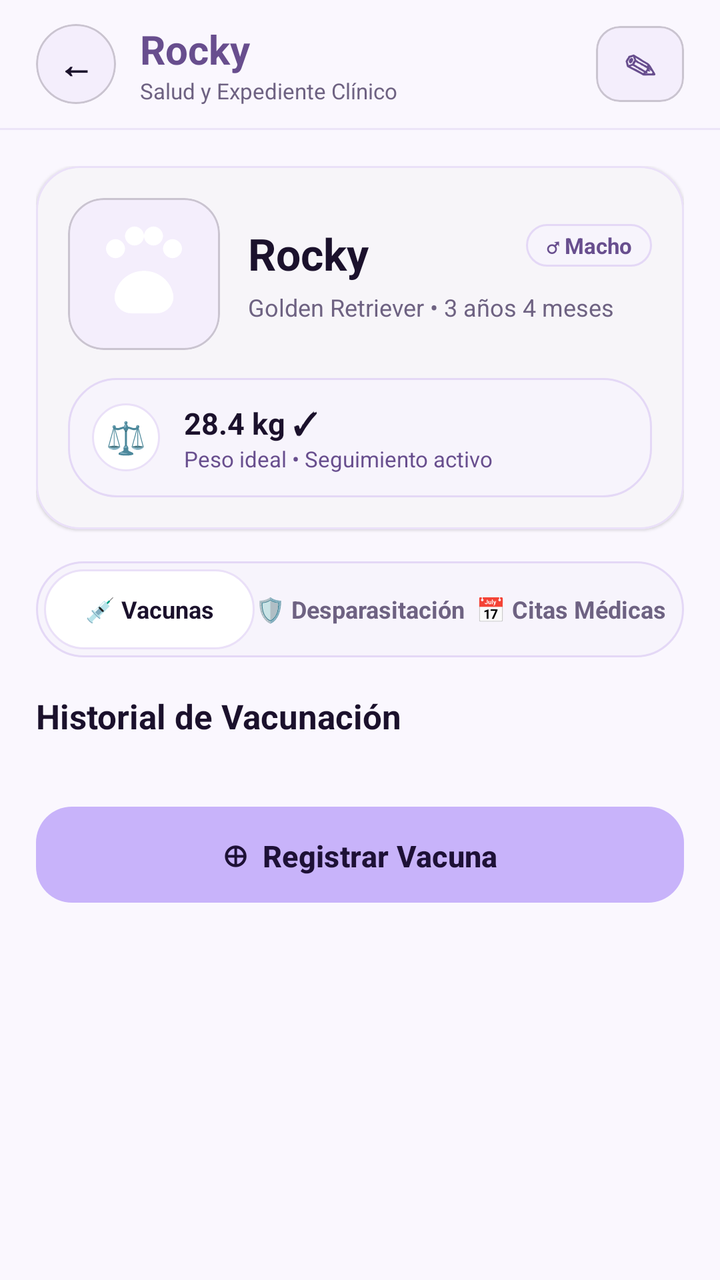
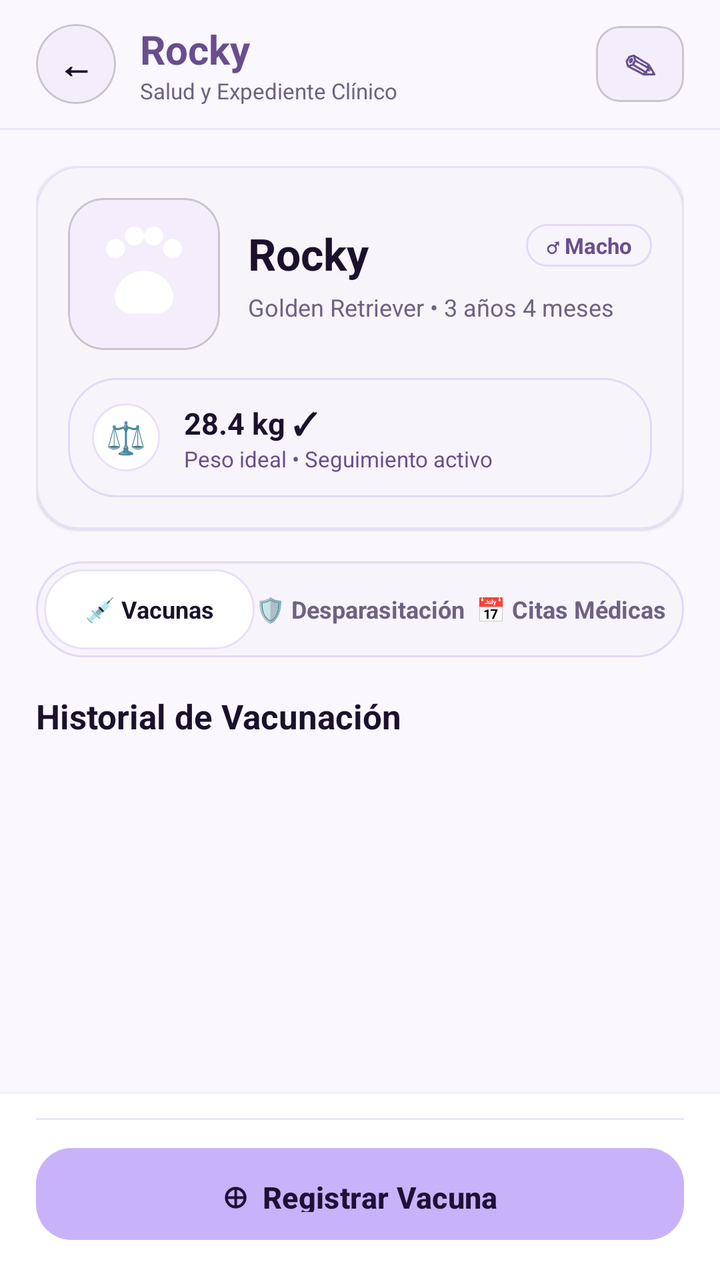

Two renders of the same Android screen: before a commit and after it. Below are the layout's source before the change and the commit's diff.
<!-- AndroidManifest.xml: application theme Theme.Yolka -->
<!-- res/layout/activity_pet_detail.xml -->
<?xml version="1.0" encoding="utf-8"?>
<LinearLayout xmlns:android="http://schemas.android.com/apk/res/android"
    xmlns:app="http://schemas.android.com/apk/res-auto"
    android:layout_width="match_parent"
    android:layout_height="match_parent"
    android:background="@color/yolka_background"
    android:orientation="vertical">

    
    <LinearLayout
        android:layout_width="match_parent"
        android:layout_height="64dp"
        android:gravity="center_vertical"
        android:orientation="horizontal"
        android:paddingStart="18dp"
        android:paddingEnd="18dp">

        <com.google.android.material.card.MaterialCardView
            android:id="@+id/btnBackPetDetail"
            android:layout_width="40dp"
            android:layout_height="40dp"
            app:cardBackgroundColor="@color/yolka_surface_variant"
            app:cardCornerRadius="20dp"
            app:cardElevation="0dp">

            <TextView
                android:layout_width="match_parent"
                android:layout_height="match_parent"
                android:gravity="center"
                android:text="←"
                android:textColor="@color/yolka_text_primary"
                android:textSize="18sp"
                android:textStyle="bold" />
        </com.google.android.material.card.MaterialCardView>

        <LinearLayout
            android:layout_width="0dp"
            android:layout_height="wrap_content"
            android:layout_marginStart="12dp"
            android:layout_weight="1"
            android:orientation="vertical">

            <TextView
                android:id="@+id/tvPetHeaderName"
                android:layout_width="wrap_content"
                android:layout_height="wrap_content"
                android:text="Rocky"
                android:textColor="@color/yolka_primary_deep"
                android:textSize="20sp"
                android:textStyle="bold" />

            <TextView
                android:layout_width="wrap_content"
                android:layout_height="wrap_content"
                android:text="Salud y Expediente Clínico"
                android:textColor="@color/yolka_text_secondary"
                android:textSize="11sp" />
        </LinearLayout>

        <com.google.android.material.card.MaterialCardView
            android:id="@+id/btnEditPetFromDetail"
            android:layout_width="44dp"
            android:layout_height="38dp"
            app:cardBackgroundColor="@color/yolka_surface_variant"
            app:cardCornerRadius="12dp"
            app:cardElevation="0dp">

            <TextView
                android:layout_width="match_parent"
                android:layout_height="match_parent"
                android:gravity="center"
                android:text="✎"
                android:textColor="@color/yolka_primary_deep"
                android:textSize="16sp"
                android:textStyle="bold" />
        </com.google.android.material.card.MaterialCardView>
    </LinearLayout>

    <View
        android:layout_width="match_parent"
        android:layout_height="1dp"
        android:background="@color/yolka_divider" />

    <androidx.core.widget.NestedScrollView
        android:layout_width="match_parent"
        android:layout_height="0dp"
        android:layout_weight="1"
        android:fillViewport="true">

        <LinearLayout
            android:layout_width="match_parent"
            android:layout_height="wrap_content"
            android:orientation="vertical"
            android:padding="18dp">

            
            <com.google.android.material.card.MaterialCardView
                android:layout_width="match_parent"
                android:layout_height="wrap_content"
                app:cardBackgroundColor="@color/yolka_surface"
                app:cardCornerRadius="22dp"
                app:cardElevation="1dp"
                app:strokeColor="@color/yolka_card_stroke"
                app:strokeWidth="1dp">

                <LinearLayout
                    android:layout_width="match_parent"
                    android:layout_height="wrap_content"
                    android:orientation="vertical"
                    android:padding="16dp">

                    <LinearLayout
                        android:layout_width="match_parent"
                        android:layout_height="wrap_content"
                        android:gravity="center_vertical"
                        android:orientation="horizontal">

                        <com.google.android.material.card.MaterialCardView
                            android:layout_width="76dp"
                            android:layout_height="76dp"
                            app:cardBackgroundColor="@color/yolka_surface_variant"
                            app:cardCornerRadius="18dp"
                            app:cardElevation="0dp">

                            <ImageView
                                android:id="@+id/ivPetDetailPhoto"
                                android:layout_width="match_parent"
                                android:layout_height="match_parent"
                                android:contentDescription="Foto mascota"
                                android:scaleType="centerCrop"
                                android:src="@drawable/ic_yolka_paw" />
                        </com.google.android.material.card.MaterialCardView>

                        <LinearLayout
                            android:layout_width="0dp"
                            android:layout_height="wrap_content"
                            android:layout_marginStart="14dp"
                            android:layout_weight="1"
                            android:orientation="vertical">

                            <RelativeLayout
                                android:layout_width="match_parent"
                                android:layout_height="wrap_content">

                                <TextView
                                    android:id="@+id/tvPetCardTitleName"
                                    android:layout_width="wrap_content"
                                    android:layout_height="wrap_content"
                                    android:layout_alignParentStart="true"
                                    android:text="Rocky"
                                    android:textColor="@color/yolka_text_primary"
                                    android:textSize="22sp"
                                    android:textStyle="bold" />

                                <TextView
                                    android:id="@+id/tvPetGenderBadge"
                                    android:layout_width="wrap_content"
                                    android:layout_height="wrap_content"
                                    android:layout_alignParentEnd="true"
                                    android:background="@drawable/bg_pill_input"
                                    android:paddingStart="10dp"
                                    android:paddingTop="3dp"
                                    android:paddingEnd="10dp"
                                    android:paddingBottom="3dp"
                                    android:text="♂ Macho"
                                    android:textColor="@color/yolka_primary_deep"
                                    android:textSize="11sp"
                                    android:textStyle="bold" />
                            </RelativeLayout>

                            <TextView
                                android:id="@+id/tvPetBreedAndAge"
                                android:layout_width="wrap_content"
                                android:layout_height="wrap_content"
                                android:layout_marginTop="4dp"
                                android:text="Golden Retriever • 3 años 4 meses"
                                android:textColor="@color/yolka_text_secondary"
                                android:textSize="12sp" />
                        </LinearLayout>
                    </LinearLayout>

                    
                    <LinearLayout
                        android:layout_width="match_parent"
                        android:layout_height="wrap_content"
                        android:layout_marginTop="14dp"
                        android:background="@drawable/bg_pill_input"
                        android:gravity="center_vertical"
                        android:orientation="horizontal"
                        android:padding="12dp">

                        <TextView
                            android:layout_width="34dp"
                            android:layout_height="34dp"
                            android:background="@drawable/bg_rounded_card"
                            android:gravity="center"
                            android:text="⚖️"
                            android:textSize="16sp" />

                        <LinearLayout
                            android:layout_width="0dp"
                            android:layout_height="wrap_content"
                            android:layout_marginStart="12dp"
                            android:layout_weight="1"
                            android:orientation="vertical">

                            <TextView
                                android:id="@+id/tvPetWeightValue"
                                android:layout_width="wrap_content"
                                android:layout_height="wrap_content"
                                android:text="28.4 kg ✓"
                                android:textColor="@color/yolka_text_primary"
                                android:textSize="15sp"
                                android:textStyle="bold" />

                            <TextView
                                android:id="@+id/tvPetWeightStatus"
                                android:layout_width="wrap_content"
                                android:layout_height="wrap_content"
                                android:text="Peso ideal • Seguimiento activo"
                                android:textColor="@color/yolka_primary_deep"
                                android:textSize="11sp" />
                        </LinearLayout>
                    </LinearLayout>

                </LinearLayout>
            </com.google.android.material.card.MaterialCardView>

            
            <LinearLayout
                android:layout_width="match_parent"
                android:layout_height="48dp"
                android:layout_marginTop="16dp"
                android:background="@drawable/bg_pill_input"
                android:orientation="horizontal"
                android:padding="4dp"
                android:weightSum="3">

                <TextView
                    android:id="@+id/tabVaccines"
                    android:layout_width="0dp"
                    android:layout_height="match_parent"
                    android:layout_weight="1"
                    android:background="@drawable/bg_rounded_card"
                    android:gravity="center"
                    android:text="💉 Vacunas"
                    android:textColor="@color/yolka_text_primary"
                    android:textSize="12sp"
                    android:textStyle="bold" />

                <TextView
                    android:id="@+id/tabDewormings"
                    android:layout_width="0dp"
                    android:layout_height="match_parent"
                    android:layout_weight="1"
                    android:gravity="center"
                    android:text="🛡️ Desparasitación"
                    android:textColor="@color/yolka_text_secondary"
                    android:textSize="12sp"
                    android:textStyle="bold" />

                <TextView
                    android:id="@+id/tabAppointments"
                    android:layout_width="0dp"
                    android:layout_height="match_parent"
                    android:layout_weight="1"
                    android:gravity="center"
                    android:text="📅 Citas Médicas"
                    android:textColor="@color/yolka_text_secondary"
                    android:textSize="12sp"
                    android:textStyle="bold" />
            </LinearLayout>

            <TextView
                android:id="@+id/tvClinicalSectionTitle"
                android:layout_width="wrap_content"
                android:layout_height="wrap_content"
                android:layout_marginTop="18dp"
                android:text="Historial de Vacunación"
                android:textColor="@color/yolka_text_primary"
                android:textSize="17sp"
                android:textStyle="bold" />

            <androidx.recyclerview.widget.RecyclerView
                android:id="@+id/rvClinicalRecords"
                android:layout_width="match_parent"
                android:layout_height="wrap_content"
                android:layout_marginTop="12dp"
                android:nestedScrollingEnabled="false" />

            <TextView
                android:id="@+id/tvClinicalEmpty"
                android:layout_width="match_parent"
                android:layout_height="wrap_content"
                android:layout_marginTop="10dp"
                android:background="@drawable/bg_rounded_card"
                android:gravity="center"
                android:padding="20dp"
                android:text="No hay registros en esta sección aún. Usa el botón inferior para agregar el primero."
                android:textColor="@color/yolka_text_secondary"
                android:textSize="13sp"
                android:visibility="gone" />

            <com.google.android.material.button.MaterialButton
                android:id="@+id/btnAddClinicalRecord"
                style="@style/Widget.Yolka.PrimaryButton"
                android:layout_width="match_parent"
                android:layout_height="56dp"
                android:layout_marginTop="18dp"
                android:layout_marginBottom="16dp"
                android:text="⊕  Registrar Vacuna"
                android:textSize="15sp" />

        </LinearLayout>
    </androidx.core.widget.NestedScrollView>

</LinearLayout>
<!-- resources referenced by this layout -->
<resources>
  <color name="yolka_background">#FAF7FE</color>
  <color name="yolka_card_stroke">#EAE0F8</color>
  <color name="yolka_divider">#ECE4F8</color>
  <color name="yolka_primary_deep">#684E8E</color>
  <color name="yolka_surface">#FFFFFF</color>
  <color name="yolka_surface_variant">#F4EEFC</color>
  <color name="yolka_text_primary">#1B112C</color>
  <color name="yolka_text_secondary">#6E6282</color>
  <!-- drawable bg_pill_input (drawable) -->
  <?xml version="1.0" encoding="utf-8"?>
  <shape xmlns:android="http://schemas.android.com/apk/res/android"
      android:shape="rectangle">
      <solid android:color="@color/yolka_input_bg"/>
      <stroke android:width="1dp" android:color="@color/yolka_input_stroke"/>
      <corners android:radius="24dp"/>
  </shape>
  <!-- drawable bg_rounded_card (drawable) -->
  <?xml version="1.0" encoding="utf-8"?>
  <shape xmlns:android="http://schemas.android.com/apk/res/android"
      android:shape="rectangle">
      <solid android:color="@color/yolka_surface"/>
      <stroke android:width="1dp" android:color="@color/yolka_card_stroke"/>
      <corners android:radius="20dp"/>
  </shape>
  <!-- drawable ic_yolka_paw (drawable) -->
  <?xml version="1.0" encoding="utf-8"?>
  <vector xmlns:android="http://schemas.android.com/apk/res/android"
      android:width="48dp"
      android:height="48dp"
      android:viewportWidth="24"
      android:viewportHeight="24">
      <path
          android:fillColor="#FFFFFF"
          android:pathData="M12,11.5c-2.3,0 -4.2,1.6 -4.6,3.7c-0.3,1.6 1,3 2.6,3h4c1.6,0 2.9,-1.4 2.6,-3C16.2,13.1 14.3,11.5 12,11.5zM7.5,9.5C8.3,9.5 9,8.8 9,8S8.3,6.5 7.5,6.5S6,7.2 6,8S6.7,9.5 7.5,9.5zM10.5,7.5C11.3,7.5 12,6.8 12,6s-0.7,-1.5 -1.5,-1.5S9,5.2 9,6S9.7,7.5 10.5,7.5zM13.5,7.5C14.3,7.5 15,6.8 15,6s-0.7,-1.5 -1.5,-1.5S12,5.2 12,6S12.7,7.5 13.5,7.5zM16.5,9.5C17.3,9.5 18,8.8 18,8s-0.7,-1.5 -1.5,-1.5S15,7.2 15,8S15.7,9.5 16.5,9.5z"/>
  </vector>
  <style name="Widget.Yolka.PrimaryButton" parent="Widget.Material3.Button">
          <item name="backgroundTint">@color/yolka_primary</item>
          <item name="android:textColor">@color/yolka_on_primary</item>
          <item name="cornerRadius">18dp</item>
          <item name="android:textAllCaps">false</item>
          <item name="android:textStyle">bold</item>
          <item name="android:paddingTop">14dp</item>
          <item name="android:paddingBottom">14dp</item>
      </style>
  <style name="Theme.Yolka" parent="Theme.Material3.DayNight.NoActionBar">
          <item name="colorPrimary">@color/yolka_primary_deep</item>
          <item name="colorOnPrimary">@color/yolka_on_primary_deep</item>
          <item name="colorPrimaryContainer">@color/yolka_primary</item>
          <item name="colorOnPrimaryContainer">@color/yolka_on_primary</item>
          <item name="colorSecondary">@color/yolka_secondary</item>
          <item name="android:windowBackground">@color/yolka_background</item>
          <item name="colorSurface">@color/yolka_surface</item>
          <item name="colorOnSurface">@color/yolka_text_primary</item>
          <item name="colorSurfaceVariant">@color/yolka_surface_variant</item>
          <item name="colorOnSurfaceVariant">@color/yolka_text_secondary</item>
          <item name="android:statusBarColor">@color/yolka_background</item>
          <item name="android:navigationBarColor">@color/yolka_bottom_nav_bg</item>
          <item name="android:windowLightStatusBar">true</item>
      </style>
  <color name="yolka_input_bg">#F7F4FC</color>
  <color name="yolka_input_stroke">#E4D8F6</color>
  <color name="yolka_primary">#C8B3FA</color>
  <color name="yolka_on_primary">#1E1136</color>
  <color name="yolka_on_primary_deep">#FFFFFF</color>
  <color name="yolka_secondary">#5A3E85</color>
  <color name="yolka_bottom_nav_bg">#F6F1FC</color>
</resources>

<!-- the commit's change to res/layout/activity_pet_detail.xml (unified diff, before → after) -->
@@ -301,17 +301,34 @@
                 android:textSize="13sp"
                 android:visibility="gone" />
 
-            <com.google.android.material.button.MaterialButton
-                android:id="@+id/btnAddClinicalRecord"
-                style="@style/Widget.Yolka.PrimaryButton"
-                android:layout_width="match_parent"
-                android:layout_height="56dp"
-                android:layout_marginTop="18dp"
-                android:layout_marginBottom="16dp"
-                android:text="⊕  Registrar Vacuna"
-                android:textSize="15sp" />
-
         </LinearLayout>
     </androidx.core.widget.NestedScrollView>
 
+    
+    <LinearLayout
+        android:layout_width="match_parent"
+        android:layout_height="wrap_content"
+        android:background="@color/yolka_surface"
+        android:elevation="6dp"
+        android:orientation="vertical"
+        android:paddingStart="18dp"
+        android:paddingTop="12dp"
+        android:paddingEnd="18dp"
+        android:paddingBottom="16dp">
+
+        <View
+            android:layout_width="match_parent"
+            android:layout_height="1dp"
+            android:layout_marginBottom="10dp"
+            android:background="@color/yolka_divider" />
+
+        <com.google.android.material.button.MaterialButton
+            android:id="@+id/btnAddClinicalRecord"
+            style="@style/Widget.Yolka.PrimaryButton"
+            android:layout_width="match_parent"
+            android:layout_height="54dp"
+            android:text="⊕  Registrar Vacuna"
+            android:textSize="15sp" />
+    </LinearLayout>
+
 </LinearLayout>
